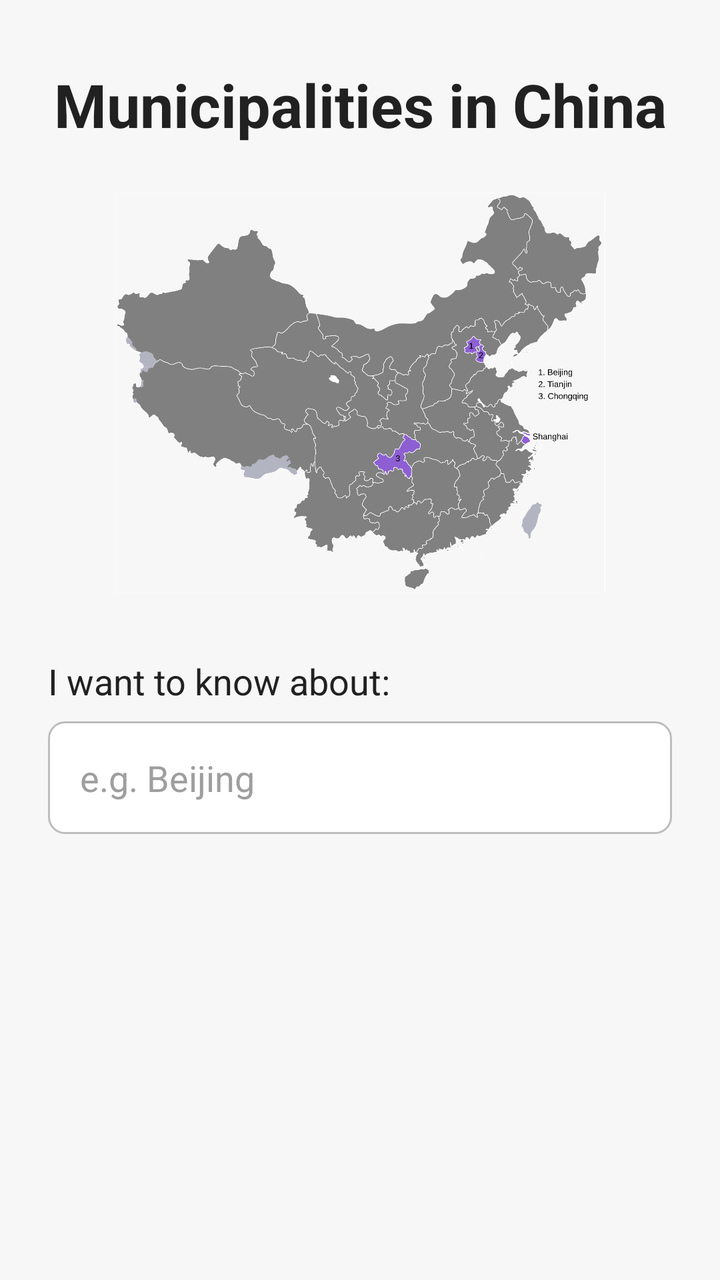
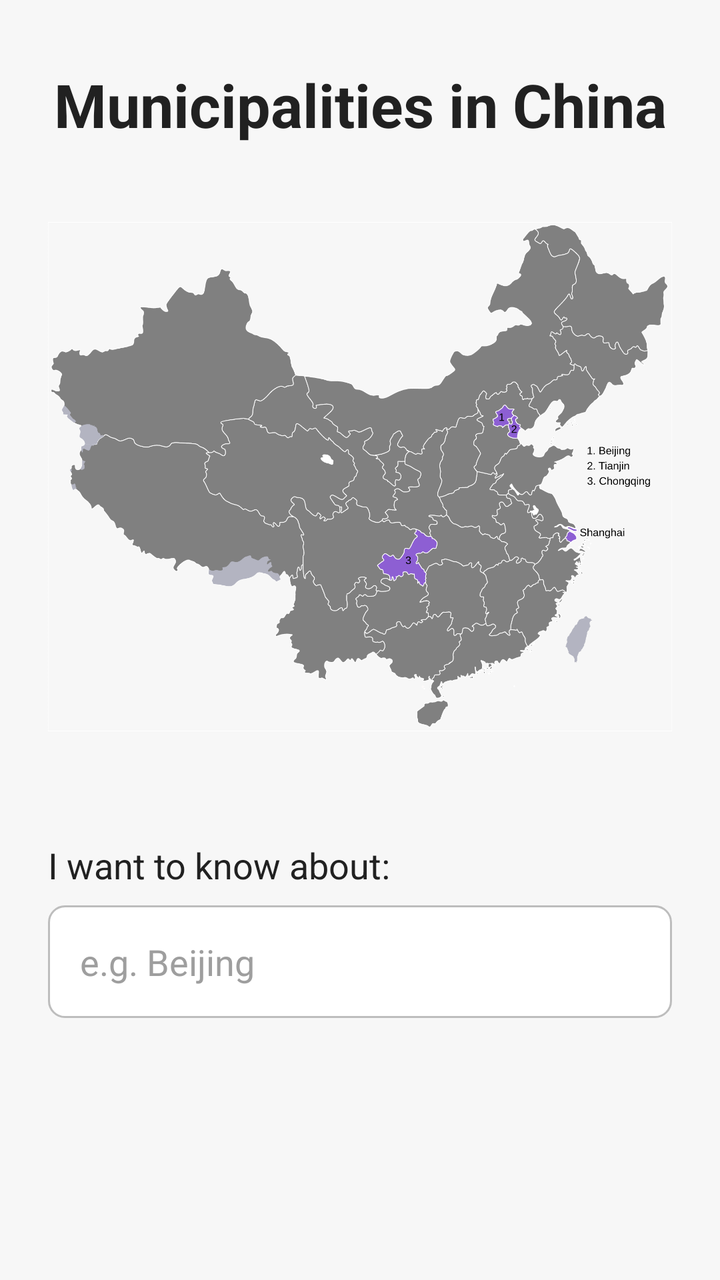

Before-and-after screenshots of an Android layout around one commit, followed by the original layout XML and the change that was made.
<!-- AndroidManifest.xml: application theme Theme.PracticalFive -->
<!-- res/layout/activity_main.xml -->
<?xml version="1.0" encoding="utf-8"?>
<ScrollView xmlns:android="http://schemas.android.com/apk/res/android"
    xmlns:tools="http://schemas.android.com/tools"
    android:id="@+id/main"
    android:layout_width="match_parent"
    android:layout_height="match_parent"
    android:background="@color/color_default_background"
    android:clipToPadding="false"
    android:fillViewport="true"
    tools:context=".MainActivity">

    <LinearLayout
        android:layout_width="match_parent"
        android:layout_height="wrap_content"
        android:orientation="vertical"
        android:paddingLeft="24dp"
        android:paddingTop="32dp"
        android:paddingRight="24dp"
        android:paddingBottom="32dp">

        <TextView
            android:layout_width="match_parent"
            android:layout_height="wrap_content"
            android:gravity="center"
            android:text="@string/main_title"
            android:textColor="@color/color_text_dark"
            android:textSize="30sp"
            android:textStyle="bold" />

        <ImageView
            android:id="@+id/bannerImage"
            android:layout_width="match_parent"
            android:layout_height="200dp"
            android:layout_marginTop="24dp"
            android:adjustViewBounds="true"
            android:contentDescription="@string/main_banner_description"
            android:scaleType="centerInside"
            android:src="@drawable/chinese_municipalities" />

        <TextView
            android:layout_width="match_parent"
            android:layout_height="wrap_content"
            android:layout_marginTop="32dp"
            android:text="@string/input_label"
            android:textColor="@color/color_text_dark"
            android:textSize="18sp" />

        <EditText
            android:id="@+id/municipalityInput"
            android:layout_width="match_parent"
            android:layout_height="wrap_content"
            android:layout_marginTop="8dp"
            android:autofillHints=""
            android:background="@drawable/input_background"
            android:hint="@string/input_hint"
            android:imeOptions="actionGo"
            android:inputType="text"
            android:maxLines="1"
            android:padding="16dp"
            android:singleLine="true"
            android:textColor="@color/color_text_dark"
            android:textColorHint="#FF9E9E9E"
            android:textSize="18sp" />

    </LinearLayout>

</ScrollView>
<!-- resources referenced by this layout -->
<resources>
  <color name="color_default_background">#FFF7F7F7</color>
  <color name="color_text_dark">#FF212121</color>
  <!-- drawable chinese_municipalities: png bitmap (drawable, 204663 bytes) -->
  <!-- drawable input_background (drawable) -->
  <?xml version="1.0" encoding="utf-8"?>
  <shape xmlns:android="http://schemas.android.com/apk/res/android"
      android:shape="rectangle">
      <solid android:color="@color/white" />
      <stroke
          android:width="1dp"
          android:color="#FFBDBDBD" />
      <corners android:radius="8dp" />
  </shape>
  <string name="input_hint">e.g. Beijing</string>
  <string name="input_label">I want to know about:</string>
  <string name="main_banner_description">A map of China with the four municipalities marked</string>
  <string name="main_title">Municipalities in China</string>
  <style name="Theme.PracticalFive" parent="Base.Theme.PracticalFive" />
  <color name="white">#FFFFFFFF</color>
  <style name="Base.Theme.PracticalFive" parent="Theme.Material3.DayNight.NoActionBar">
          
          
      </style>
</resources>

<!-- the commit's change to res/layout/activity_main.xml (unified diff, before → after) -->
@@ -30,11 +30,11 @@
         <ImageView
             android:id="@+id/bannerImage"
             android:layout_width="match_parent"
-            android:layout_height="200dp"
-            android:layout_marginTop="24dp"
+            android:layout_height="300dp"
+            android:layout_marginTop="16dp"
             android:adjustViewBounds="true"
             android:contentDescription="@string/main_banner_description"
-            android:scaleType="centerInside"
+            android:scaleType="fitCenter"
             android:src="@drawable/chinese_municipalities" />
 
         <TextView
